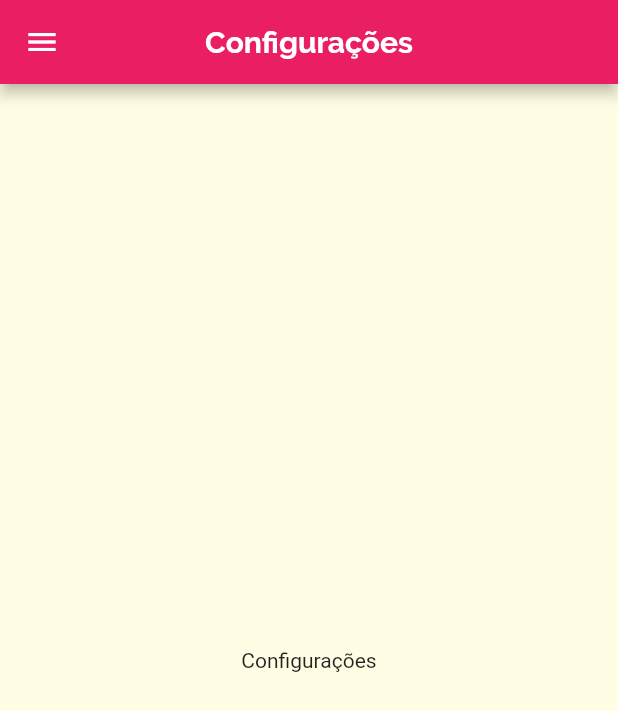
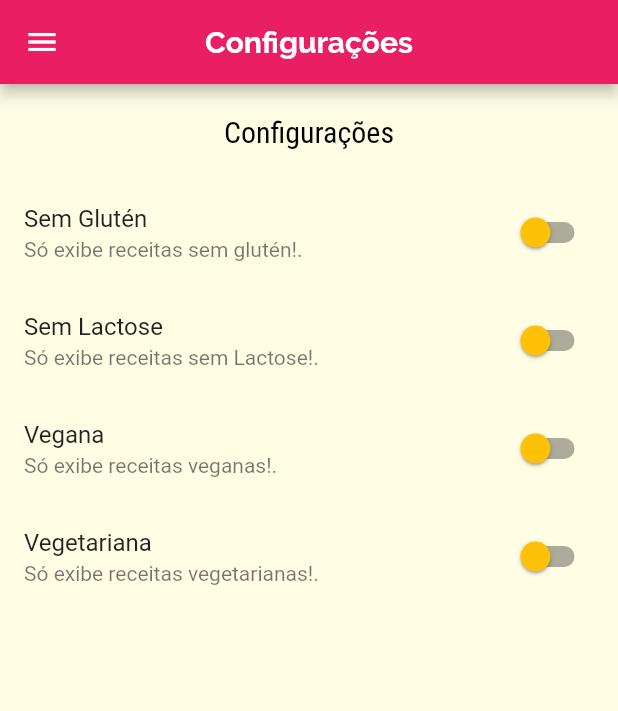
Before and after one commit to LuizRoberto18/meals_app, a Flutter app: the SettingsScreen screen opened by its route, on a phone screen of 412 x 824 dp. Shown: the top 711 px of the screen. Run offline on Flutter 3.47's test engine with Material 2 defaults, Android fonts, the phone set to English and light mode, and no system bars; network calls fail.

Commit message:
criando screen settings para filtrar receitas e finalizando loógica do app

```diff
--- /dev/null
+++ b/lib/models/settings.dart
@@ -0,0 +1,13 @@
+class Settings {
+  bool isGlutenFree;
+  bool isLactoseFree;
+  bool isVegan;
+  bool isVegetarian;
+
+  Settings({
+    this.isGlutenFree = false,
+    this.isLactoseFree = false,
+    this.isVegan = false,
+    this.isVegetarian = false,
+  });
+}
--- a/lib/screens/settings_screen.dart
+++ b/lib/screens/settings_screen.dart
@@ -1,19 +1,113 @@
 import 'package:flutter/material.dart';
 
 import '../components/main_drawer.dart';
+import '../models/settings.dart';
 
-class SettingsScreen extends StatelessWidget {
-  const SettingsScreen({Key? key}) : super(key: key);
+class SettingsScreen extends StatefulWidget {
+  final Function(Settings) onSettingsChanged;
+  final Settings settings;
+
+  const SettingsScreen({
+    Key? key,
+    required this.onSettingsChanged,
+    required this.settings,
+  }) : super(key: key);
+
+  @override
+  State<SettingsScreen> createState() => _SettingsScreenState();
+}
+
+class _SettingsScreenState extends State<SettingsScreen> {
+  Settings? settings;
+
+  @override
+  void initState() {
+    super.initState();
+    settings = widget.settings;
+  }
+
+  Widget _createSwitch(
+    String title,
+    String subTitle,
+    bool value,
+    Function(bool) onChanged,
+  ) {
+    return SwitchListTile(
+      title: Text(title),
+      subtitle: Text(subTitle),
+      value: value,
+      onChanged: (value) {
+        onChanged(value);
+        widget.onSettingsChanged(settings!);
+      },
+      activeColor: Theme.of(context).colorScheme.primary,
+      inactiveThumbColor: Theme.of(context).colorScheme.secondary,
+    );
+  }
 
   @override
   Widget build(BuildContext context) {
     return Scaffold(
-      drawer: MainDrawer(),
+      drawer: const MainDrawer(),
       appBar: AppBar(
-        title: Text("Configurações"),
+        title: const Text("Configurações"),
       ),
-      body: Center(
-        child: Text("Configurações"),
+      body: Column(
+        children: [
+          Container(
+            padding: EdgeInsets.all(20),
+            child: Text(
+              "Configurações",
+              style: Theme.of(context).textTheme.copyWith().headline6,
+            ),
+          ),
+          Expanded(
+            child: ListView(
+              children: [
+                _createSwitch(
+                  "Sem Glutén",
+                  "Só exibe receitas sem glutén!.",
+                  settings!.isGlutenFree,
+                  (value) {
+                    setState(() {
+                      settings!.isGlutenFree = value;
+                    });
+                  },
+                ),
+                _createSwitch(
+                  "Sem Lactose",
+                  "Só exibe receitas sem Lactose!.",
+                  settings!.isLactoseFree,
+                  (value) {
+                    setState(() {
+                      settings!.isLactoseFree = value;
+                    });
+                  },
+                ),
+                _createSwitch(
+                  "Vegana",
+                  "Só exibe receitas veganas!.",
+                  settings!.isVegan,
+                  (value) {
+                    setState(() {
+                      settings!.isVegan = value;
+                    });
+                  },
+                ),
+                _createSwitch(
+                  "Vegetariana",
+                  "Só exibe receitas vegetarianas!.",
+                  settings!.isVegetarian,
+                  (value) {
+                    setState(() {
+                      settings!.isVegetarian = value;
+                    });
+                  },
+                ),
+              ],
+            ),
+          ),
+        ],
       ),
     );
   }
```
Also changed, not shown: lib/main.dart (+58 -10 lines), lib/screens/categories_meals_screen.dart (+8 -3 lines), lib/screens/favorite_screen.dart (+21 -4 lines), lib/screens/meal_detail_screen.dart (+14 -3 lines), lib/screens/tabs_screen.dart (+28 -11 lines).
